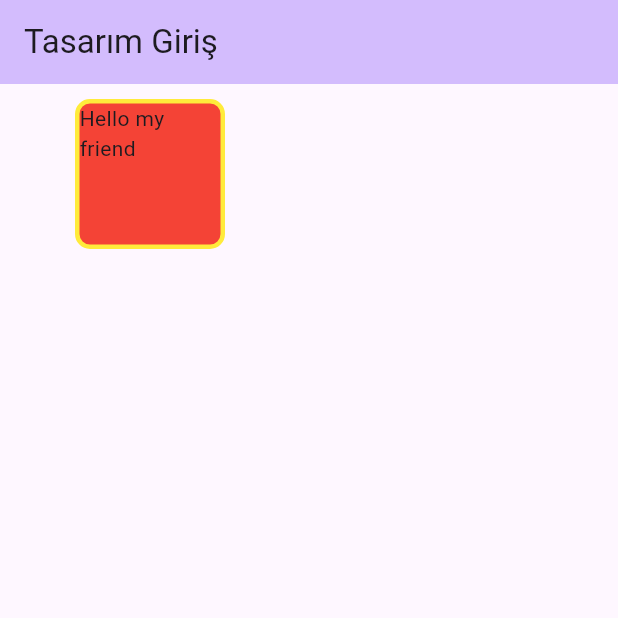
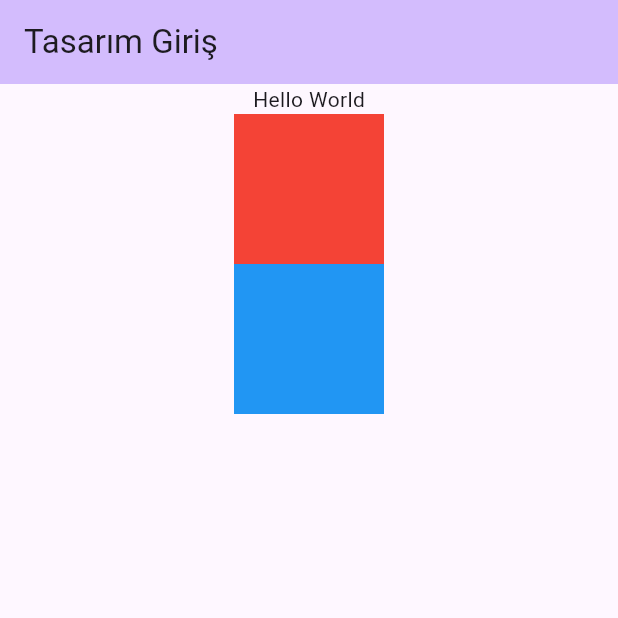
Before and after one commit to SERENGOKYILDIZ/FLUTTER_ANDROID_DESIGN, a Flutter app: the screen it shows after launch, on a phone screen of 412 x 824 dp, the top half of it. Run offline on Flutter 3.47's test engine with Material 3 defaults, Android fonts, the phone set to English and light mode, and no system bars.

Commit message:
Learned Center, child, children

```diff
--- a/lib/main.dart
+++ b/lib/main.dart
@@ -37,27 +37,14 @@ class _MyHomePageState extends State<MyHomePage> {
         title: Text(widget.title),
       ),
       body:
-        Row(
-          children: [
-            Container(  //////-> Kutu görseli ekler
-              width: 100,                             //-> Genişlik
-              height: 100,                            //-> Yükseklik
-              //color:Colors.red,                       //-> Renk (Border varken onun içerisinde tanımla)
-              child: Text("Hello my friend"),         //-> İçerisine eklenen eleman
-              //margin: const EdgeInsets.all(10.0),     //-> Çevresine boşluk ekler
-              margin: const EdgeInsets.only(top:10, bottom: 20, left: 50, right: 100), //-> Çevresine boşluk ekler. 4 tarafa ayrı ayrı
-
-              decoration: BoxDecoration( //-> İçerisine kenar ekler
-                color: Colors.red,
-                border: Border.all(
-                  color: Colors.yellow,
-                  width: 3.0
-                ),
-                borderRadius: BorderRadius.all(Radius.circular(10.0)) //-> Çerçevere ovallik ekler
-              ),
-
-            ),
-          ],
+        Center( /////-> Ortalamaya yarar.
+          child: Column( /// child: tek bir eleman için kullanılır
+            children: [ /// children: birden fazla eleman için kullanılır.
+              Text("Hello World"),
+              Container(width: 100, height: 100, color: Colors.red),
+              Container(width: 100, height: 100, color: Colors.blue)
+            ],
+          ),
         )
     );
   }
```
